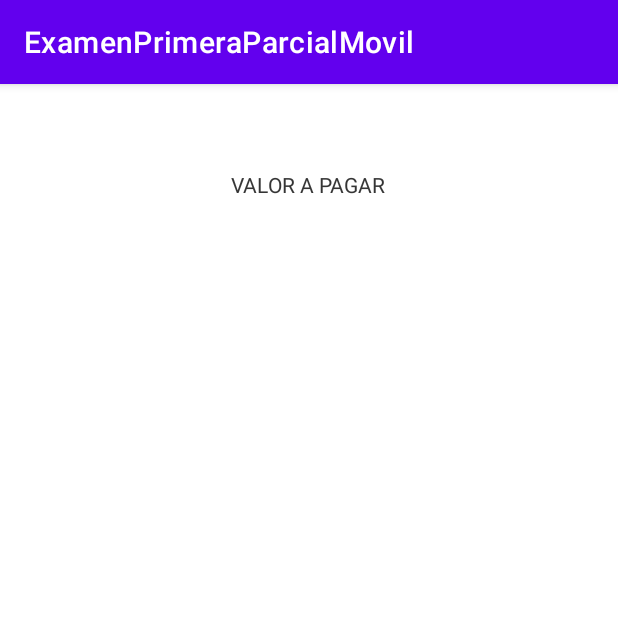
After one commit to GabyValladares/MovilExamenPrimeraParcialIIPA2023, an Android app: the Resultados screen opened directly, with no data from a screen before it, on a phone screen of 412 x 824 dp, the top half of it. The commit adds this screen. Run offline under Robolectric (Android 15) with nearby library versions, the phone set to English and light mode, and no system bars.

Commit message:
creacion de la clase resultados

```diff
--- /dev/null
+++ b/app/src/main/res/layout/activity_resultados.xml
@@ -0,0 +1,62 @@
+<?xml version="1.0" encoding="utf-8"?>
+<androidx.constraintlayout.widget.ConstraintLayout xmlns:android="http://schemas.android.com/apk/res/android"
+    xmlns:app="http://schemas.android.com/apk/res-auto"
+    xmlns:tools="http://schemas.android.com/tools"
+    android:layout_width="match_parent"
+    android:layout_height="match_parent"
+    tools:context=".Resultados">
+
+    <androidx.constraintlayout.widget.ConstraintLayout
+        android:layout_width="match_parent"
+        android:layout_height="match_parent"
+        tools:context=".Resultado">
+
+        <TextView
+            android:id="@+id/txtTituoloRES"
+            android:layout_width="wrap_content"
+            android:layout_height="wrap_content"
+            android:text="VALOR A PAGAR"
+            app:layout_constraintBottom_toBottomOf="parent"
+            app:layout_constraintEnd_toEndOf="parent"
+            app:layout_constraintHorizontal_bias="0.498"
+            app:layout_constraintStart_toStartOf="parent"
+            app:layout_constraintTop_toTopOf="parent"
+            app:layout_constraintVertical_bias="0.077" />
+
+        <TextView
+            android:id="@+id/txtResultado"
+            android:layout_width="wrap_content"
+            android:layout_height="wrap_content"
+            app:layout_constraintBottom_toBottomOf="parent"
+            app:layout_constraintEnd_toEndOf="parent"
+            app:layout_constraintHorizontal_bias="0.498"
+            app:layout_constraintStart_toStartOf="parent"
+            app:layout_constraintTop_toTopOf="parent"
+            app:layout_constraintVertical_bias="0.175"
+            tools:text="resultado" />
+    </androidx.constraintlayout.widget.ConstraintLayout>
+
+    <TextView
+        android:id="@+id/txtResultado2"
+        android:layout_width="wrap_content"
+        android:layout_height="wrap_content"
+        app:layout_constraintBottom_toBottomOf="parent"
+        app:layout_constraintEnd_toEndOf="parent"
+        app:layout_constraintHorizontal_bias="0.498"
+        app:layout_constraintStart_toStartOf="parent"
+        app:layout_constraintTop_toTopOf="parent"
+        app:layout_constraintVertical_bias="0.175"
+        tools:text="resultado" />
+
+    <TextView
+        android:id="@+id/txtTituoloRES2"
+        android:layout_width="wrap_content"
+        android:layout_height="wrap_content"
+        android:text="VALOR A PAGAR"
+        app:layout_constraintBottom_toBottomOf="parent"
+        app:layout_constraintEnd_toEndOf="parent"
+        app:layout_constraintHorizontal_bias="0.498"
+        app:layout_constraintStart_toStartOf="parent"
+        app:layout_constraintTop_toTopOf="parent"
+        app:layout_constraintVertical_bias="0.077" />
+</androidx.constraintlayout.widget.ConstraintLayout>
```
Also changed, not shown: app/src/main/AndroidManifest.xml (+2 -8 lines), app/src/main/java/com/ggvc/examenprimeraparcialmovil/Formulario.java (+54 -35 lines), app/src/main/java/com/ggvc/examenprimeraparcialmovil/Resultado.java (deleted, +0 -14 lines), app/src/main/java/com/ggvc/examenprimeraparcialmovil/Resultados.java (added, +88 -0 lines), app/src/main/res/layout/activity_resultado.xml (+23 -0 lines).
